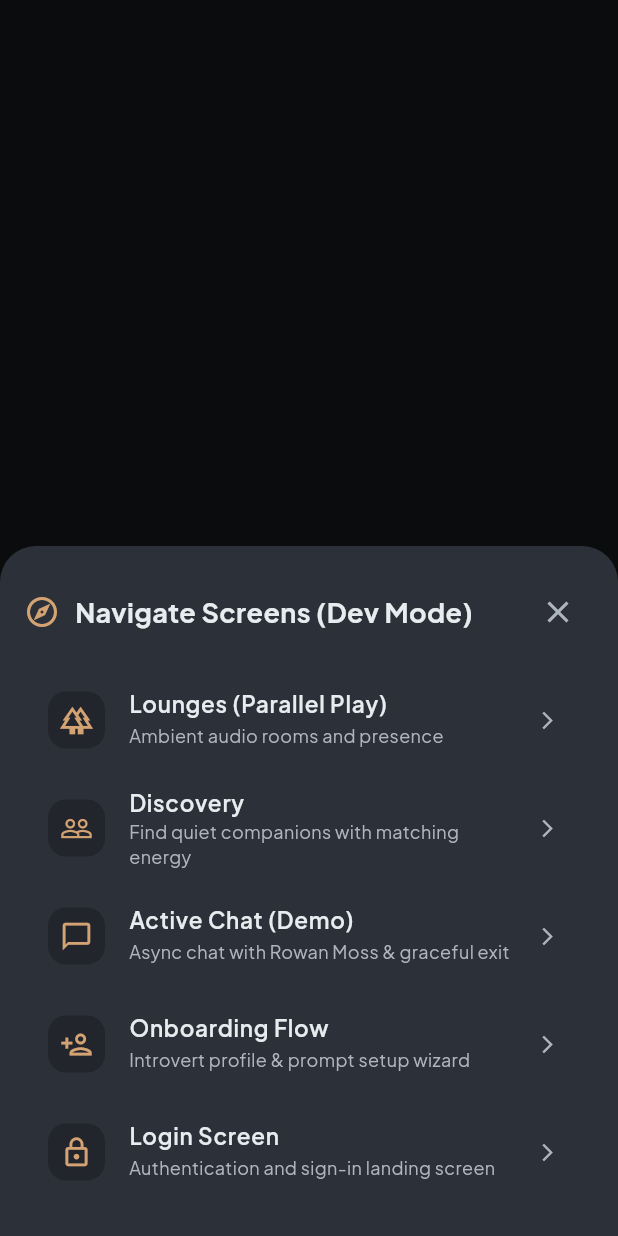
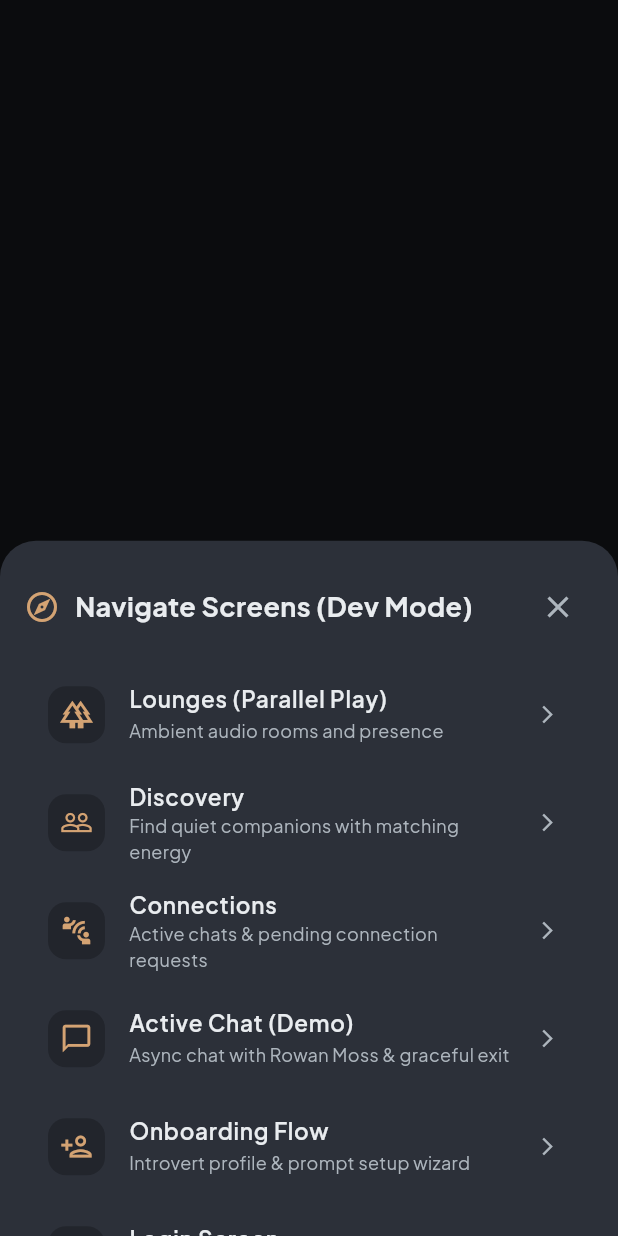
Before and after one commit to esumbrandon/so_lowkey, a Flutter app: what showAppNavigationModal() shows on an empty page, opened directly, on a phone screen of 412 x 824 dp. Run offline on Flutter 3.47's test engine with Material 3 defaults, Android fonts, the phone set to English and light mode, and no system bars; our stand-ins replace flutter_riverpod, go_router, google_fonts, just_audio, supabase_flutter; accounts and stored records are empty.

Commit message:
Adjusted the navigation.

```diff
--- a/lib/core/router/app_router.dart
+++ b/lib/core/router/app_router.dart
@@ -7,6 +7,7 @@ import '../../features/onboarding/screens/onboarding_screen.dart';
 import '../../features/discovery/screens/discovery_screen.dart';
 import '../../features/lounges/screens/lounge_screen.dart';
 import '../../features/chat/screens/chat_detail_screen.dart';
+import '../../features/connections/screens/connections_screen.dart';
 
 import '../mock/mock_data.dart';
 
@@ -45,6 +46,10 @@ final appRouterProvider = Provider<GoRouter>((ref) {
         GoRoute(
           path: '/lounges',
           builder: (context, state) => const LoungeScreen(),
+        ),
+        GoRoute(
+          path: '/connections',
+          builder: (context, state) => const ConnectionsScreen(),
         ),
         GoRoute(
           path: '/chat/:connectionId',
@@ -104,6 +109,10 @@ final appRouterProvider = Provider<GoRouter>((ref) {
         builder: (context, state) => const LoungeScreen(),
       ),
       GoRoute(
+        path: '/connections',
+        builder: (context, state) => const ConnectionsScreen(),
+      ),
+      GoRoute(
         path: '/chat/:connectionId',
         builder: (context, state) {
           final connectionId = state.pathParameters['connectionId']!;
--- a/lib/core/widgets/app_nav_menu.dart
+++ b/lib/core/widgets/app_nav_menu.dart
@@ -11,7 +11,7 @@ void showAppNavigationModal(BuildContext context) {
     ),
     builder: (ctx) {
       return SafeArea(
-        child: Padding(
+        child: SingleChildScrollView(
           padding: const EdgeInsets.symmetric(vertical: 20, horizontal: 16),
           child: Column(
             mainAxisSize: MainAxisSize.min,
@@ -53,6 +53,15 @@ void showAppNavigationModal(BuildContext context) {
                 onTap: () {
                   Navigator.pop(ctx);
                   context.go('/discovery');
+                },
+              ),
+              _NavTile(
+                icon: Icons.connect_without_contact_outlined,
+                title: 'Connections',
+                subtitle: 'Active chats & pending connection requests',
+                onTap: () {
+                  Navigator.pop(ctx);
+                  context.go('/connections');
                 },
               ),
               _NavTile(
```
Also changed, not shown: lib/features/lounges/controllers/ambient_audio_controller.dart (+10 -1 lines).
